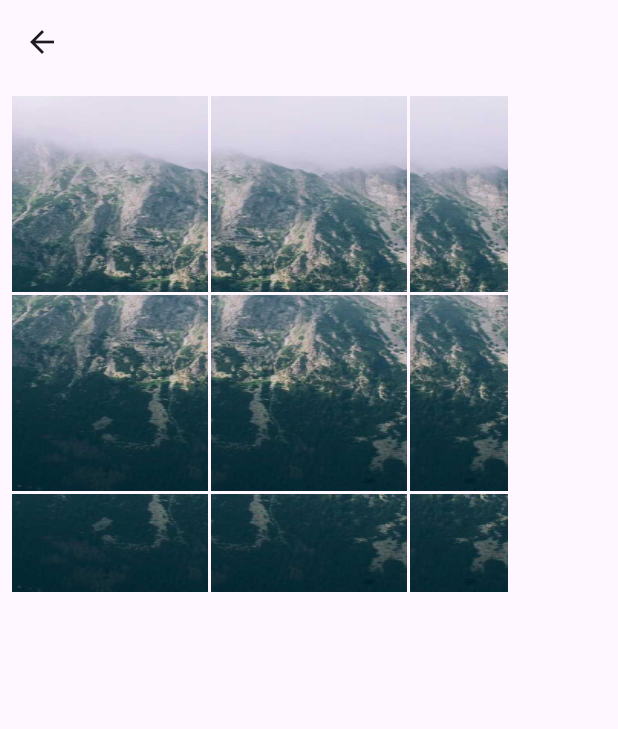
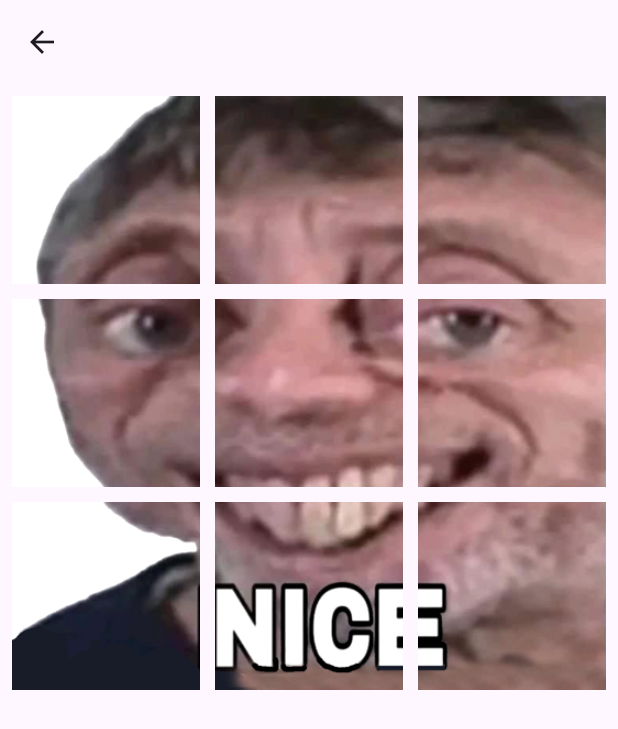
Before and after one commit to Gytan1/amse_tp2, a Flutter app: the Exercie5bPage screen opened directly, on a phone screen of 412 x 824 dp. Shown: the top 729 px of the screen. Run offline on Flutter 3.47's test engine with Material 3 defaults, Android fonts, the light colour scheme and no system bars.

Commit message:
Exercice 5 (enfin)

```diff
--- a/exercices/lib/pages/exercice4.dart
+++ b/exercices/lib/pages/exercice4.dart
@@ -21,7 +21,9 @@ class Exercice4Page extends StatelessWidget {
 
     Tile tile = Tile(
       imageURL: "assets/images/test.jpg",
-      alignment: Alignment.center,
+      xIndex: 1,
+      yIndex: 1,
+      gridSize: 1
     );
 
     return LayoutBuilder(
--- a/exercices/lib/pages/exercice5b.dart
+++ b/exercices/lib/pages/exercice5b.dart
@@ -7,29 +7,11 @@ class Exercie5bPage extends StatelessWidget {
   const Exercie5bPage({super.key});
 
   final int gridSize = 3;
-  final String imagePath = 'assets/images/test.jpg';
-
-  List<Tile> generateTiles() {
-    List<Tile> tiles = [];
-    double step = 2.0 / (gridSize - 1);
-
-    for (int y = 0; y < gridSize; y++) {
-      for (int x = 0; x < gridSize; x++) {
-        tiles.add(
-          Tile(
-            imageURL: imagePath,
-            alignment: Alignment(0 + x * step, 0 + y * step),
-          ),
-        );
-      }
-    }
-    return tiles;
-  }
 
   @override
   Widget build(BuildContext context) {
     final pageState = Provider.of<PageState>(context, listen: false);
-    List<Tile> tiles = generateTiles();
+
 
     return LayoutBuilder(
       builder: (context, constraints) {
@@ -45,11 +27,10 @@ class Exercie5bPage extends StatelessWidget {
               padding: const EdgeInsets.all(8.0),
               child: GridView.count(
                 crossAxisCount: gridSize,
-                crossAxisSpacing: 2,
-                mainAxisSpacing: 2,
-                children: List.generate(gridSize * gridSize, (index) {
-                  return tiles[index].croppedImageTile();
-                }),
+                crossAxisSpacing: 10,
+                mainAxisSpacing: 10,
+                // Génération des widgets via la nouvelle méthode
+                children: Tile.tilesWidgetList('assets/images/meme.png', 3),
               ),
             ),
           ),
--- a/exercices/lib/widgets/tile.dart
+++ b/exercices/lib/widgets/tile.dart
@@ -2,69 +2,66 @@ import 'package:flutter/material.dart';
 
 class Tile {
   String imageURL;
-  Alignment alignment;
+  int xIndex;
+  int yIndex;
+  int gridSize;
 
-  Tile({required this.imageURL, required this.alignment});
+  Tile({
+    required this.imageURL,
+    required this.xIndex,
+    required this.yIndex,
+    required this.gridSize,
+  });
 
+  /// Cette méthode retourne le widget affichant la portion découpée
+  /// de l'image correspondant à cette tile.
   Widget croppedImageTile() {
-    return FittedBox(
-      fit: BoxFit.fill,
-      child: ClipRect(
-        child: Container(
+    // Calcul de l'alignement pour positionner la portion de l'image.
+    // Les alignements vont de -1 (début) à 1 (fin).
+    double alignX = gridSize > 1 ? -1 + (2 * xIndex) / (gridSize - 1) : 0;
+    double alignY = gridSize > 1 ? -1 + (2 * yIndex) / (gridSize - 1) : 0;
+
+    return Container(
+      height: 50,
+      width: 50,
+      child: FittedBox(
+        fit: BoxFit.fill,
+        child: ClipRect(
           child: Align(
-            alignment: alignment,
-            widthFactor: 0.5,
-            heightFactor: 0.5,
+            alignment: Alignment(alignX, alignY),
+            widthFactor: 1 / gridSize, // Largeur de la portion
+            heightFactor: 1 / gridSize, // Hauteur de la portion
             child: Image.asset(imageURL),
           ),
         ),
       ),
     );
   }
-}
 
-Tile tile = Tile(
-  imageURL: 'assets/images/test.jpg',
-  alignment: Alignment(0, 0),
-);
-
-class DisplayTileWidget extends StatelessWidget {
-  const DisplayTileWidget({super.key});
-
-  @override
-  Widget build(BuildContext context) {
-    return Scaffold(
-      appBar: AppBar(
-        title: Text('Display a Tile as a Cropped Image'),
-        centerTitle: true,
-      ),
-      body: Center(
-        child: Column(
-          children: [
-            SizedBox(
-              width: 150.0,
-              height: 150.0,
-              child: Container(
-                margin: EdgeInsets.all(20.0),
-                child: createTileWidgetFrom(tile),
-              ),
-            ),
-            SizedBox(
-              height: 200,
-              child: Image.asset('assets/images/test.jpg', fit: BoxFit.cover),
-            ),
-          ],
-        ),
-      ),
-    );
+  /// Génère la liste des tiles en parcourant les index de 0 à gridSize - 1.
+  static List<Tile> generateTiles(String path, int gridSize) {
+    List<Tile> tiles = [];
+    for (int y = 0; y < gridSize; y++) {
+      for (int x = 0; x < gridSize; x++) {
+        tiles.add(Tile(
+          imageURL: path,
+          xIndex: x,
+          yIndex: y,
+          gridSize: gridSize,
+        ));
+      }
+    }
+    return tiles;
   }
 
-  Widget createTileWidgetFrom(Tile tile) {
-    return InkWell(
-      child: tile.croppedImageTile(),
-      onTap: () {
-        print("tapped on tile");
-      },
-    );
+  /// Convertit une liste de Tile en une liste de Widget.
+  static List<Widget> generateTileWidgets(List<Tile> tiles) {
+    return tiles.map((tile) => tile.croppedImageTile()).toList();
+  }
+
+  /// Méthode utilitaire qui génère directement la liste des widgets pour la grille.
+  static List<Widget> tilesWidgetList(String path, int gridSize) {
+    List<Tile> tiles = generateTiles(path, gridSize);
+    return generateTileWidgets(tiles);
   }
 }
--- a/exercices/pubspec.yaml
+++ b/exercices/pubspec.yaml
@@ -54,6 +54,7 @@ dev_dependencies:
 flutter:
   assets:
     - assets/images/test.jpg
+    - assets/images/meme.png
 
   # The following line ensures that the Material Icons font is
   # included with your application, so that you can use the icons in
```
Also changed, not shown: exercices/assets/images/meme.png (added).
